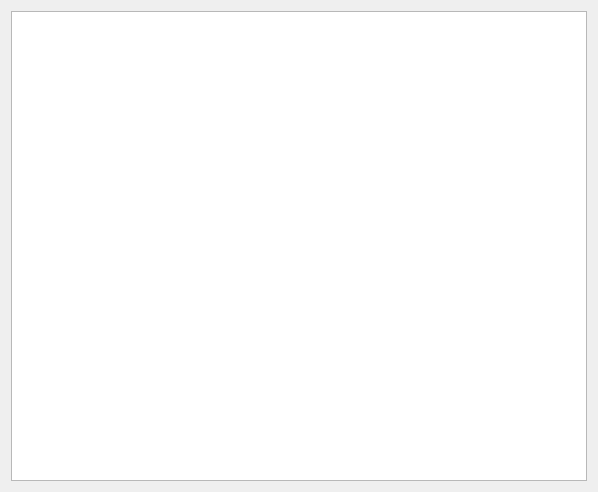
Old version of the form Source/Tools/MGInsider/ResourceEditor/MemoryStateWidget.ui in the repository cat-anna/MoonGlare.
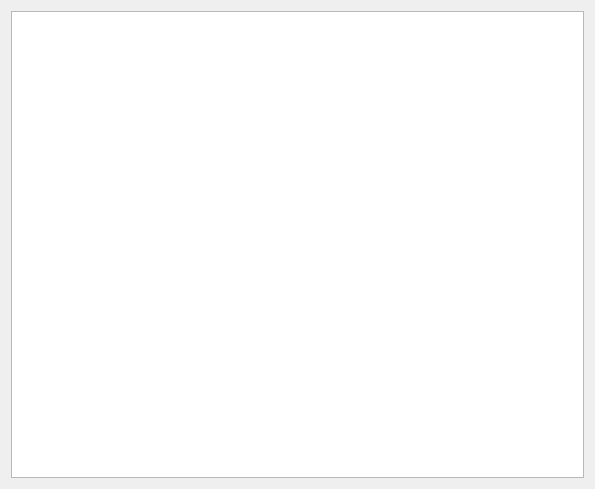
New version of the form.

Commit message: [master] MGInsider - improved memory browser

Patch:
```diff
--- a/Source/Tools/MGInsider/ResourceEditor/MemoryStateWidget.ui
+++ b/Source/Tools/MGInsider/ResourceEditor/MemoryStateWidget.ui
@@ -6,8 +6,8 @@
    <rect>
     <x>0</x>
     <y>0</y>
-    <width>598</width>
-    <height>492</height>
+    <width>595</width>
+    <height>489</height>
    </rect>
   </property>
   <property name="windowTitle">
@@ -16,14 +16,8 @@
   <layout class="QHBoxLayout" name="horizontalLayout_2">
    <item>
     <widget class="QTreeView" name="treeView">
-     <property name="rootIsDecorated">
-      <bool>true</bool>
-     </property>
-     <property name="itemsExpandable">
-      <bool>true</bool>
-     </property>
-     <property name="expandsOnDoubleClick">
-      <bool>false</bool>
+     <property name="editTriggers">
+      <set>QAbstractItemView::NoEditTriggers</set>
      </property>
     </widget>
    </item>
```
Left out of the diff: 2 changed lines with no effect on the pictures. The commit also changes 5 other files.
